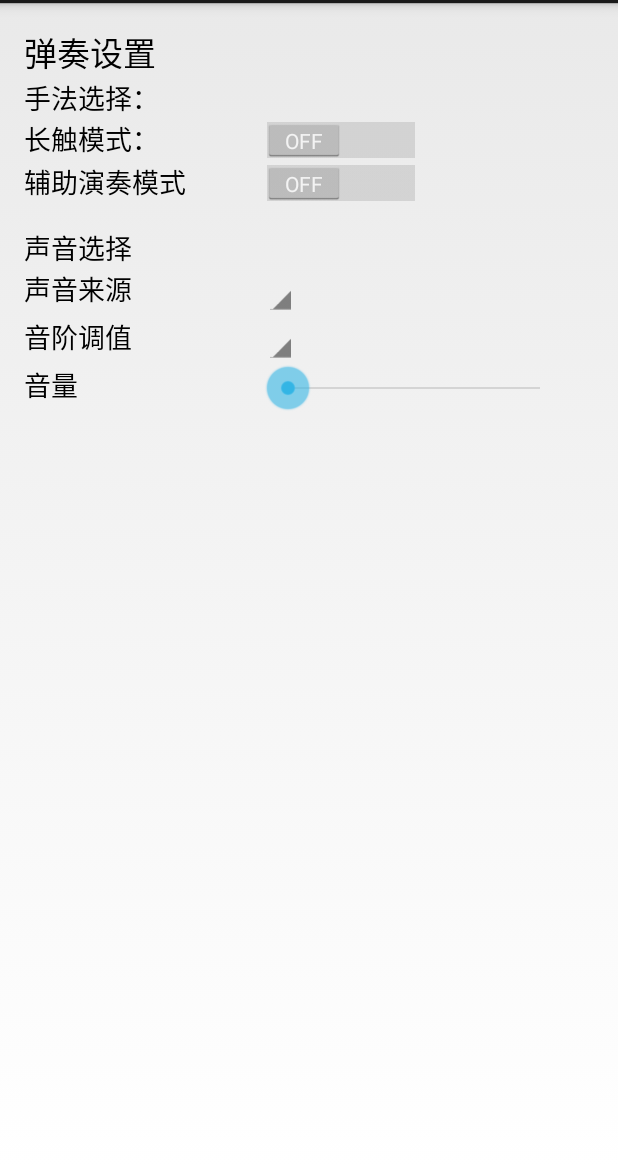
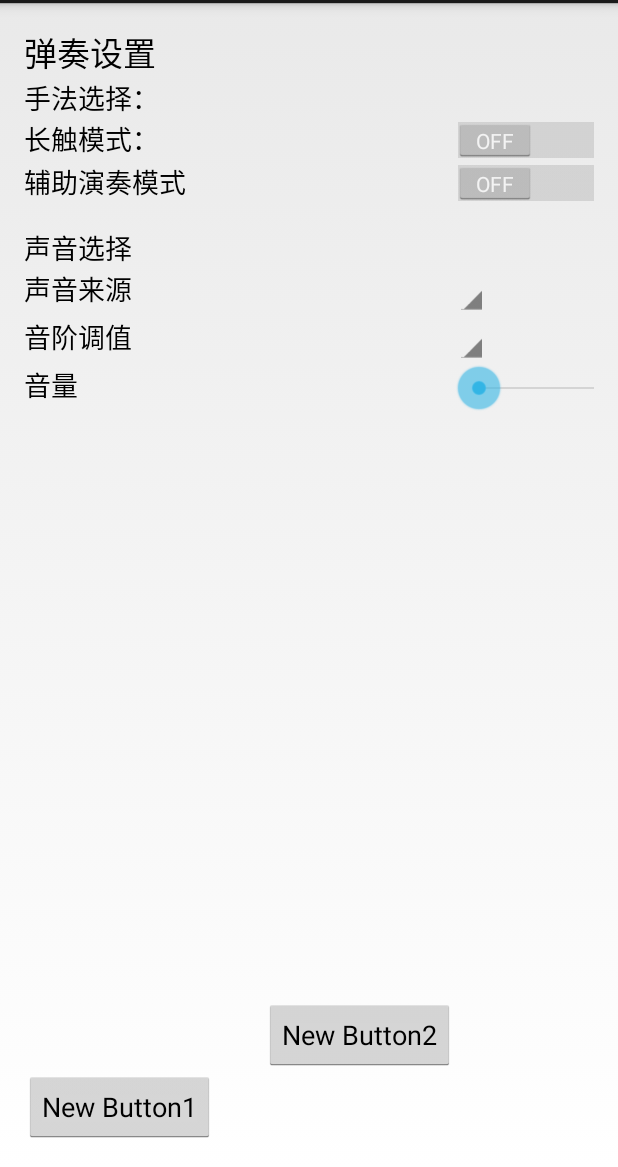
Before and after one commit to dadingding/MusicGloves, an Android app: the layout fragment_setting.xml on its own in the app's theme, with its tools: preview values and no code run, on a phone screen of 412 x 824 dp, the part 69-1236 px from its top. Run offline under Robolectric (Android 15) with nearby library versions, the phone set to English and light mode, and no system bars.

```diff
--- a/app/src/main/res/layout/fragment_setting.xml
+++ b/app/src/main/res/layout/fragment_setting.xml
@@ -8,7 +8,7 @@
     android:paddingBottom="@dimen/activity_vertical_margin"
     android:orientation="vertical"
     tools:context=".MyActivity$PlaceholderFragment"
-    android:columnCount="2"
+    android:columnCount="3"
     android:weightSum="1">
 
 
@@ -43,7 +43,7 @@
         android:layout_height="wrap_content"
         android:textAppearance="?android:attr/textAppearanceMedium"
         android:layout_row="2"
-        android:layout_column="1" />
+        android:layout_column="2" />
 
     <TextView
         android:layout_width="wrap_content"
@@ -60,7 +60,7 @@
         android:layout_height="wrap_content"
         android:textAppearance="?android:attr/textAppearanceMedium"
         android:layout_row="3"
-        android:layout_column="1"
+        android:layout_column="2"
         />
 
 
@@ -95,7 +95,7 @@
         android:layout_height="wrap_content"
         android:textAppearance="?android:attr/textAppearanceMedium"
         android:layout_row="6"
-        android:layout_column="1"
+        android:layout_column="2"
         android:id="@+id/spinnerSettingInstrument"
         android:spinnerMode="dialog" />
 
@@ -112,7 +112,7 @@
         android:layout_height="wrap_content"
         android:textAppearance="?android:attr/textAppearanceMedium"
         android:layout_row="7"
-        android:layout_column="1"
+        android:layout_column="2"
         android:id="@+id/spinnerSettingScales"
         android:spinnerMode="dialog" />
 
@@ -133,9 +133,29 @@
         android:id="@+id/seekbarSettingVolume"
         android:max="100"
         android:layout_row="8"
-        android:layout_column="1"
+        android:layout_column="2"
 
         android:indeterminate="false" />
 
+    <Button
+        android:layout_width="wrap_content"
+        android:layout_height="wrap_content"
+        android:text="New Button2"
+        android:id="@+id/button3"
+        android:layout_row="11"
+        android:layout_column="1"
+        android:onClick="test2"
+        />
+
+    <Button
+        android:layout_width="wrap_content"
+        android:layout_height="wrap_content"
+        android:text="New Button1"
+        android:id="@+id/button"
+        android:layout_row="12"
+        android:layout_column="0"
+        android:onClick="test"
+        />
+
 
 </GridLayout>
```
Also changed, not shown: app/src/main/java/team/dingding/musicgloves/activity/MainActivity.java (+23 -0 lines), app/src/main/java/team/dingding/musicgloves/music/impl/MusicScore.java (+34 -0 lines), app/src/main/java/team/dingding/musicgloves/utils/ReschedulableTimerTask.java (added, +28 -0 lines).
